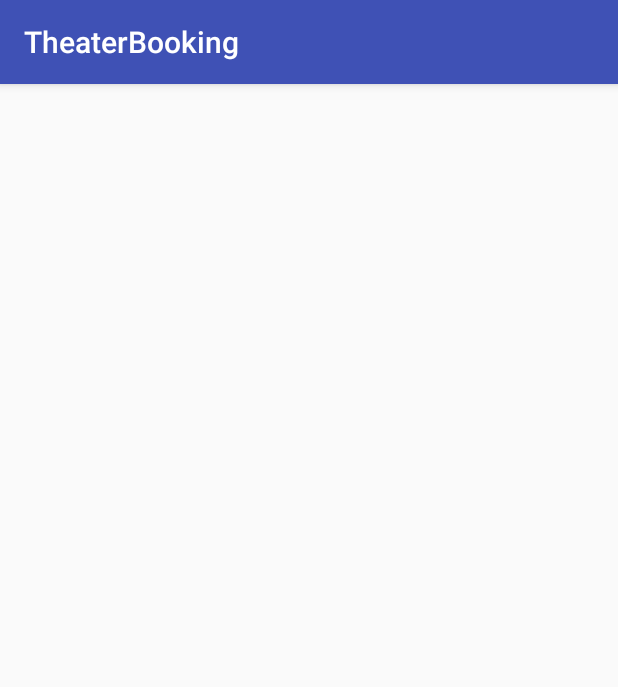
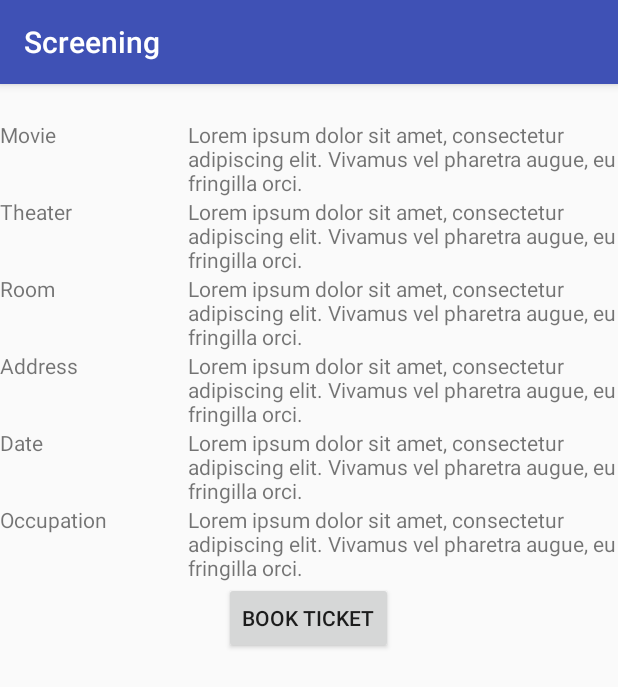
Before and after one commit to FinalCondom/TheaterBooking, an Android app: the screen it shows after launch (DisplayTheaterActivity before the commit, ScreeningActivity after it), on a phone screen of 412 x 824 dp. Shown: the top 687 px of the screen. Run offline under Robolectric (Android 15) with nearby library versions, the phone set to English and light mode, and no system bars.

Commit message:
11.04.2017 Dialog and screen

```diff
--- a/app/src/main/AndroidManifest.xml
+++ b/app/src/main/AndroidManifest.xml
@@ -9,16 +9,19 @@
         android:roundIcon="@mipmap/ic_launcher_round"
         android:supportsRtl="true"
         android:theme="@style/AppTheme">
-        <activity android:name=".DisplayTheaterActivity">
+        <activity android:name=".ScreeningActivity"
+            android:label="Screening">
             <intent-filter>
                 <action android:name="android.intent.action.MAIN" />
 
                 <category android:name="android.intent.category.LAUNCHER" />
             </intent-filter>
         </activity>
+        <activity android:name=".DisplayTheaterActivity">
+        </activity>
         <activity android:name=".DisplayMovieActivity"/>
         <activity android:name=".MyBookingsActivity"/>
-        <activity android:name=".ProjectionActivity"/>
+
     </application>
 
 </manifest>
--- a/app/src/main/java/com/example/lucien/theaterbooking/ProjectionActivity.java
+++ /dev/null
@@ -1,10 +0,0 @@
-package com.example.lucien.theaterbooking;
-
-import android.support.v7.app.AppCompatActivity;
-
-/**
- * Created by lucien on 04.04.2017.
- */
-
-public class ProjectionActivity extends AppCompatActivity {
-}
--- /dev/null
+++ b/app/src/main/java/com/example/lucien/theaterbooking/ScreeningActivity.java
@@ -0,0 +1,56 @@
+package com.example.lucien.theaterbooking;
+
+
+import android.app.DatePickerDialog;
+import android.app.Dialog;
+import android.content.DialogInterface;
+import android.os.Bundle;
+import android.os.PersistableBundle;
+import android.support.v7.app.AlertDialog;
+import android.support.v7.app.AppCompatActivity;
+import android.util.Log;
+import android.view.View;
+import android.widget.ListAdapter;
+
+import com.example.lucien.theaterbooking.DatabaseObject.Booking;
+
+import java.util.ArrayList;
+
+/**
+ * Created by lucien on 04.04.2017.
+ */
+
+public class ScreeningActivity extends AppCompatActivity {
+    @Override
+    public void onCreate(Bundle savedInstanceState) {
+        super.onCreate(savedInstanceState);
+
+        setContentView(R.layout.activity_screening);
+    }
+
+
+    public void startBooking(View v){
+        CharSequence[] array = {"1", "2", "3", "4", "5"};
+        new AlertDialog.Builder(this)
+                .setTitle("How many tickets do you want to book ?")
+                .setSingleChoiceItems( array, 0, new DialogInterface.OnClickListener() {
+                    @Override
+                    public void onClick(DialogInterface dialog, int which) {
+                        // TODO Auto-generated method stub
+
+                    }
+                })
+                .setPositiveButton(android.R.string.yes, new DialogInterface.OnClickListener() {
+                    public void onClick(DialogInterface dialog, int which) {
+                        // continue with delete
+                    }
+                })
+                .setNegativeButton(android.R.string.no, new DialogInterface.OnClickListener() {
+                    public void onClick(DialogInterface dialog, int which) {
+                        // do nothing
+                    }
+                })
+                .show();
+    }
+
+}
--- /dev/null
+++ b/app/src/main/res/drawable/ic_accessibility_black_24dp.xml
@@ -0,0 +1,9 @@
+<vector xmlns:android="http://schemas.android.com/apk/res/android"
+        android:width="24dp"
+        android:height="24dp"
+        android:viewportWidth="24.0"
+        android:viewportHeight="24.0">
+    <path
+        android:fillColor="#FF000000"
+        android:pathData="M12,2c1.1,0 2,0.9 2,2s-0.9,2 -2,2 -2,-0.9 -2,-2 0.9,-2 2,-2zM21,9h-6v13h-2v-6h-2v6L9,22L9,9L3,9L3,7h18v2z"/>
+</vector>
--- a/app/src/main/res/layout/activity_projection.xml
+++ /dev/null
@@ -1,6 +0,0 @@
-<?xml version="1.0" encoding="utf-8"?>
-<LinearLayout xmlns:android="http://schemas.android.com/apk/res/android"
-    android:orientation="vertical" android:layout_width="match_parent"
-    android:layout_height="match_parent">
-
-</LinearLayout>
--- /dev/null
+++ b/app/src/main/res/layout/activity_screening.xml
@@ -0,0 +1,140 @@
+<?xml version="1.0" encoding="utf-8"?>
+<RelativeLayout xmlns:android="http://schemas.android.com/apk/res/android"
+    android:layout_width="match_parent"
+    android:layout_height="match_parent">
+
+    <TextView
+        android:id="@+id/Movie"
+        android:layout_width="125dp"
+        android:layout_height="wrap_content"
+        android:layout_alignBaseline="@+id/MovieName"
+        android:layout_alignBottom="@+id/MovieName"
+        android:layout_alignParentLeft="true"
+        android:layout_alignParentStart="true"
+        android:ems="10"
+        android:text="@string/Movie" />
+
+    <TextView
+        android:id="@+id/MovieName"
+        android:layout_width="wrap_content"
+        android:layout_height="wrap_content"
+        android:layout_marginTop="24dp"
+        android:ems="10"
+        android:text="@string/Lorem"
+        android:layout_alignParentTop="true"
+        android:layout_alignParentRight="true"
+        android:layout_alignParentEnd="true"
+        android:layout_toRightOf="@+id/Movie"
+        android:layout_toEndOf="@+id/Movie" />
+
+    <TextView
+        android:id="@+id/Theater"
+        android:layout_width="wrap_content"
+        android:layout_height="wrap_content"
+        android:text="@string/Theater"
+        android:layout_alignBaseline="@+id/TheaterName"
+        android:layout_alignBottom="@+id/TheaterName"
+        android:layout_alignParentLeft="true"
+        android:layout_alignParentStart="true"
+        android:layout_toLeftOf="@+id/MovieName"
+        android:layout_toStartOf="@+id/MovieName" />
+
+    <TextView
+        android:id="@+id/TheaterName"
+        android:layout_width="wrap_content"
+        android:layout_height="wrap_content"
+        android:layout_below="@+id/MovieName"
+        android:text="@string/Lorem"
+        android:layout_toRightOf="@+id/Movie"
+        android:layout_toEndOf="@+id/Movie" />
+
+    <TextView
+        android:id="@+id/Room"
+        android:layout_width="wrap_content"
+        android:layout_height="wrap_content"
+        android:layout_alignParentLeft="true"
+        android:layout_alignParentStart="true"
+        android:layout_below="@+id/TheaterName"
+        android:text="@string/Room"
+        android:layout_toLeftOf="@+id/TheaterName"
+        android:layout_toStartOf="@+id/TheaterName" />
+
+    <TextView
+        android:id="@+id/RoomName"
+        android:layout_width="wrap_content"
+        android:layout_height="wrap_content"
+        android:text="@string/Lorem"
+        android:layout_alignBaseline="@+id/Room"
+        android:layout_alignBottom="@+id/Room"
+        android:layout_alignLeft="@+id/TheaterName"
+        android:layout_alignStart="@+id/TheaterName" />
+
+    <TextView
+        android:id="@+id/Address"
+        android:layout_width="wrap_content"
+        android:layout_height="wrap_content"
+        android:layout_alignParentLeft="true"
+        android:layout_alignParentStart="true"
+        android:layout_below="@+id/RoomName"
+        android:text="@string/Address"
+        android:layout_toLeftOf="@+id/RoomName"
+        android:layout_toStartOf="@+id/RoomName" />
+
+    <TextView
+        android:id="@+id/AddressName"
+        android:layout_width="wrap_content"
+        android:layout_height="wrap_content"
+        android:layout_alignLeft="@+id/RoomName"
+        android:layout_alignStart="@+id/RoomName"
+        android:layout_below="@+id/RoomName"
+        android:text="@string/Lorem" />
+
+    <TextView
+        android:id="@+id/Date"
+        android:layout_width="wrap_content"
+        android:layout_height="wrap_content"
+        android:layout_alignParentLeft="true"
+        android:layout_alignParentStart="true"
+        android:layout_below="@+id/AddressName"
+        android:text="@string/Date"
+        android:layout_toStartOf="@+id/AddressName" />
+
+    <TextView
+        android:id="@+id/textView10"
+        android:layout_width="wrap_content"
+        android:layout_height="wrap_content"
+        android:layout_alignLeft="@+id/AddressName"
+        android:layout_alignStart="@+id/AddressName"
+        android:layout_below="@+id/AddressName"
+        android:text="@string/Lorem" />
+
+    <TextView
+        android:id="@+id/Occupation"
+        android:layout_width="wrap_content"
+        android:layout_height="wrap_content"
+        android:layout_alignParentLeft="true"
+        android:layout_alignParentStart="true"
+        android:layout_below="@+id/textView10"
+        android:text="@string/Occupation"
+        android:layout_toLeftOf="@+id/textView10"
+        android:layout_toStartOf="@+id/textView10" />
+
+    <TextView
+        android:id="@+id/OccupationName"
+        android:layout_width="wrap_content"
+        android:layout_height="wrap_content"
+        android:layout_alignLeft="@+id/textView10"
+        android:layout_alignStart="@+id/textView10"
+        android:layout_below="@+id/textView10"
+        android:text="@string/Lorem" />
+
+    <Button
+        android:id="@+id/Book"
+        android:layout_width="wrap_content"
+        android:layout_height="wrap_content"
+        android:layout_below="@+id/OccupationName"
+        android:layout_centerHorizontal="true"
+        android:onClick="startBooking"
+        android:text="@string/Book" />
+
+</RelativeLayout>
--- a/app/src/main/res/values/strings.xml
+++ b/app/src/main/res/values/strings.xml
@@ -1,3 +1,13 @@
 <resources>
     <string name="app_name">TheaterBooking</string>
+    <string name="Movie">Movie</string>
+    <string name="Theater">Theater</string>
+    <string name="TheaterName">CinéSion</string>
+    <string name="Room">Room</string>
+    <string name="Address">Address</string>
+    <string name="Date">Date</string>
+    <string name="Occupation">Occupation</string>
+    <string name="AddressName">Rue des Cèdres 10, 1950 Sion</string>
+    <string name="Book">Book Ticket</string>
+    <string name="Lorem">Lorem ipsum dolor sit amet, consectetur adipiscing elit. Vivamus vel pharetra augue, eu fringilla orci.</string>
 </resources>
```
